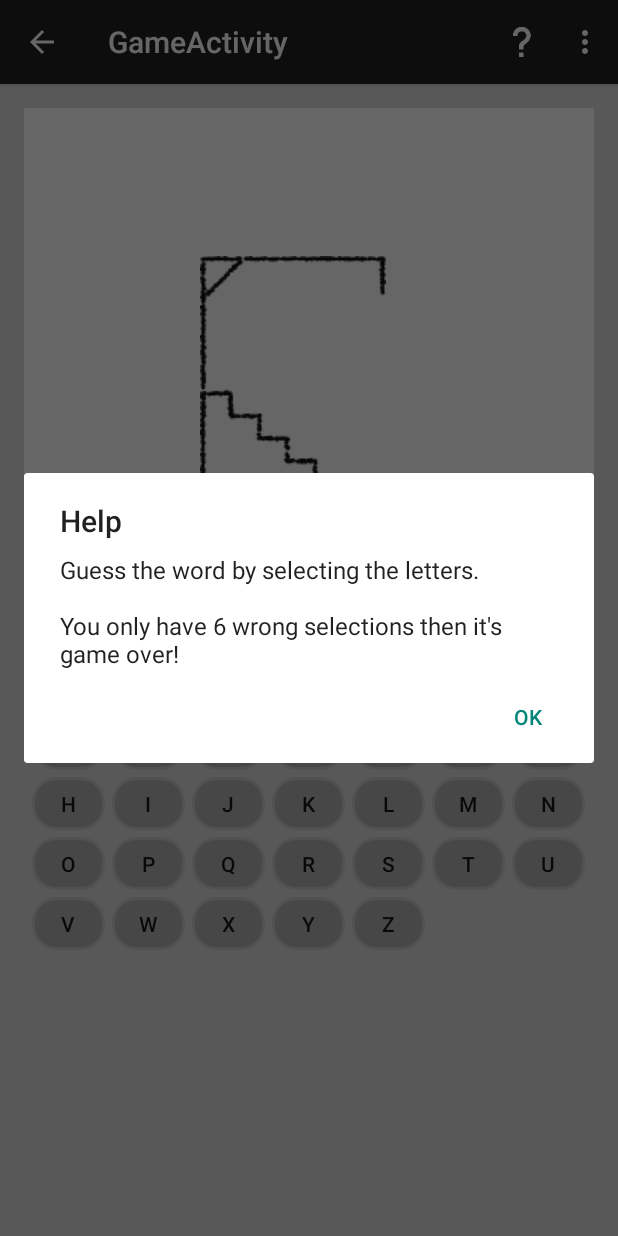
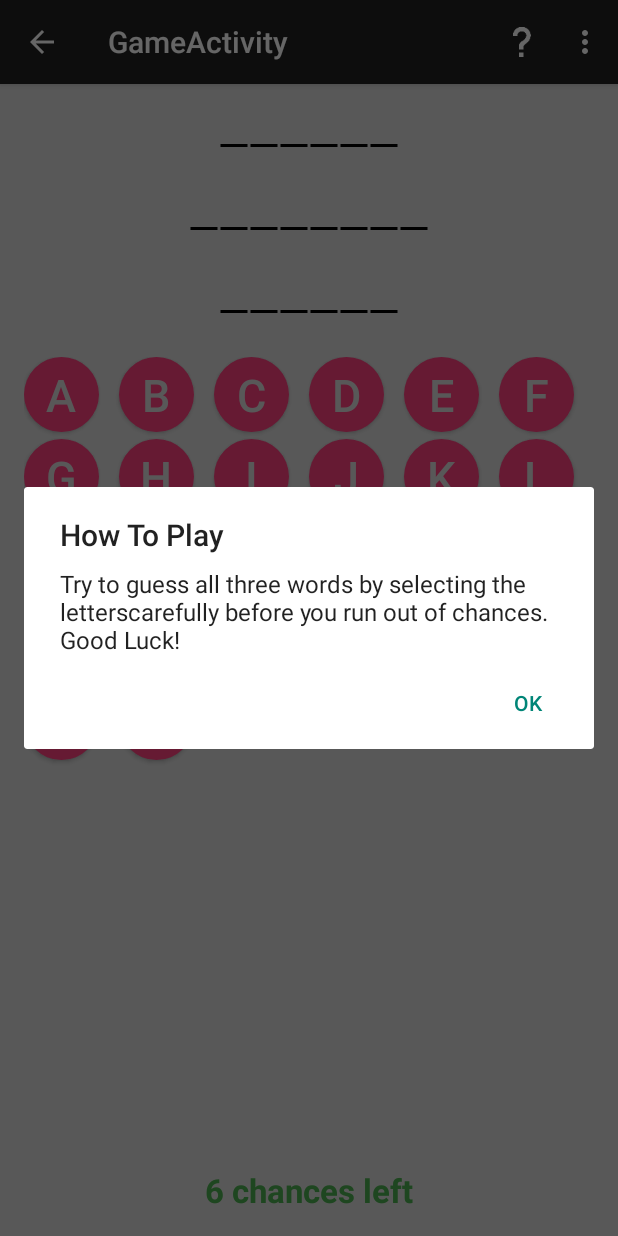
Before and after one commit to blockheaddd/3_More_Words, an Android app: the GameActivity screen opened directly, with no data from a screen before it, after a tap on "Need Help?", on a phone screen of 412 x 824 dp. Run offline under Robolectric (Android 15) with nearby library versions, the phone set to English and light mode, and no system bars.

Commit message:
Added logic and UI for 3 words

```diff
--- a/app/src/main/java/com/blockhead/gussilva/threemorewords/GameActivity.java
+++ b/app/src/main/java/com/blockhead/gussilva/threemorewords/GameActivity.java
@@ -33,7 +33,6 @@ import android.view.MenuItem;
 import android.view.View;
 import android.view.ViewGroup;
 import android.widget.GridView;
-import android.widget.ImageView;
 import android.widget.LinearLayout;
 import android.widget.TextView;
 
@@ -45,20 +44,19 @@ public class GameActivity extends ActionBarActivity {
     private String[] words;
     private String mCategory, mDifficulty;
     private Random rand;
-    private String currWord;
-    private LinearLayout wordLayout;
-    private TextView[] charViews;
+    private String currWord1, currWord2, currWord3;
+    private LinearLayout wordLayout1, wordLayout2, wordLayout3;
+    private TextView[] answerViews1, answerViews2, answerViews3;
+    private TextView chancesLeftView;
     private GridView letters;
     private LetterAdapter ltrAdapt;
     private AlertDialog helpAlert;
     private ActionBar mActionBar;
 
-    //body part images
-    private ImageView[] bodyParts;
-    //number of body parts
-    private int numParts=6;
-    //current part - will increment when wrong answers are chosen
-    private int currPart;
+    //number of chances
+    private int numChances =6;
+    //current wrong - will increment when wrong answers are chosen
+    private int currWrong;
     //number of characters in current word
     private int numChars;
     //number correctly guessed
@@ -75,18 +73,18 @@ public class GameActivity extends ActionBarActivity {
         words = res.getStringArray(R.array.technologyeasy);
 
         rand = new Random();
-        currWord = "";
 
-        wordLayout = (LinearLayout)findViewById(R.id.word);
+        currWord1 = "";
+        currWord2 = "";
+        currWord3 = "";
+
+        chancesLeftView = (TextView)findViewById(R.id.chancesText);
+        wordLayout1 = (LinearLayout)findViewById(R.id.word1);
+        wordLayout2 = (LinearLayout)findViewById(R.id.word2);
+        wordLayout3 = (LinearLayout)findViewById(R.id.word3);
+
         letters = (GridView)findViewById(R.id.letters);
 
-        bodyParts = new ImageView[numParts];
-        bodyParts[0] = (ImageView)findViewById(R.id.head);
-        bodyParts[1] = (ImageView)findViewById(R.id.body);
-        bodyParts[2] = (ImageView)findViewById(R.id.arm1);
-        bodyParts[3] = (ImageView)findViewById(R.id.arm2);
-        bodyParts[4] = (ImageView)findViewById(R.id.leg1);
-        bodyParts[5] = (ImageView)findViewById(R.id.leg2);
 
         mActionBar = getActionBar();
         if(mActionBar != null)
@@ -98,38 +96,50 @@ public class GameActivity extends ActionBarActivity {
     private void playGame() {
 
         //play a new game
-        String newWord = words[rand.nextInt(words.length)];
-        while(newWord.equals(currWord)) newWord = words[rand.nextInt(words.length)];
-        currWord = newWord;
-        charViews = new TextView[currWord.length()];
-        wordLayout.removeAllViews();
-        wordLayout.removeAllViews();
+        currWord1 = getNewWord();
+        currWord2 = getNewWord();
+        currWord3 = getNewWord();
 
-        //Set TextViews text to letter of the answer
-        for (int c = 0; c < currWord.length(); c++) {
-            charViews[c] = new TextView(this);
-            charViews[c].setText(""+currWord.charAt(c));
+        answerViews1 = new TextView[currWord1.length()];
+        answerViews2 = new TextView[currWord2.length()];
+        answerViews3 = new TextView[currWord3.length()];
 
-            //Set TextView Properties
-            charViews[c].setLayoutParams(new ViewGroup.LayoutParams(ViewGroup.LayoutParams.WRAP_CONTENT, ViewGroup.LayoutParams.WRAP_CONTENT));
-            charViews[c].setGravity(Gravity.CENTER);
-            charViews[c].setTextColor(Color.TRANSPARENT); //So that user does not see that answer
-            charViews[c].setBackgroundResource(R.drawable.letter_bg);
-            //add to layout
-            wordLayout.addView(charViews[c]);
-        }
+        wordLayout1.removeAllViews();
+        wordLayout2.removeAllViews();
+        wordLayout3.removeAllViews();
+
+        createAnswerView(currWord1, answerViews1, wordLayout1);
+        createAnswerView(currWord2, answerViews2, wordLayout2);
+        createAnswerView(currWord3, answerViews3, wordLayout3);
+
 
         ltrAdapt=new LetterAdapter(this);
         letters.setAdapter(ltrAdapt);
 
-        currPart=0;
-        numChars=currWord.length();
+        currWrong =0;
+        numChars= currWord1.length() + currWord2.length() + currWord3.length();
         numCorr=0;
 
-        //Set body parts to invisible
-        for(int p = 0; p < numParts; p++) {
-            bodyParts[p].setVisibility(View.INVISIBLE);
+    }
+
+    public void createAnswerView(String currWord, TextView[] currAnswerView, LinearLayout currWordLayout)
+    {
+        //Set TextViews text to letter of the answer for Word 1
+        for (int c = 0; c < currWord.length(); c++) {
+            currAnswerView[c] = new TextView(this);
+            currAnswerView[c].setText(""+ currWord.charAt(c));
+
+            //Set TextView Properties
+            currAnswerView[c].setLayoutParams(new ViewGroup.LayoutParams(ViewGroup.LayoutParams.WRAP_CONTENT, ViewGroup.LayoutParams.WRAP_CONTENT));
+            currAnswerView[c].setGravity(Gravity.CENTER);
+            currAnswerView[c].setTextColor(Color.TRANSPARENT); //So that user does not see that answer
+            currAnswerView[c].setBackgroundResource(R.drawable.letter_bg);
+            //add to layout
+            currWordLayout.addView(currAnswerView[c]);
         }
+        chancesLeftView.setTextColor(getResources().getColor(R.color.chances_good));
+        chancesLeftView.setText(numChances + " chances left");
+
     }
 
     public void letterPressed(View view) {
@@ -141,13 +151,32 @@ public class GameActivity extends ActionBarActivity {
 
         //Check if it is a correct guess
         boolean correct = false;
-        for(int k = 0; k < currWord.length(); k++) {
-            if(currWord.charAt(k)==letterChar){
+
+        //Check Word 1
+        for(int k = 0; k < currWord1.length(); k++) {
+            if(currWord1.charAt(k)==letterChar){
                 correct = true;
                 numCorr++;
-                charViews[k].setTextColor(Color.BLACK);
+                answerViews1[k].setTextColor(Color.BLACK);
             }
         }
+        //Check Word 2
+        for(int k = 0; k < currWord2.length(); k++) {
+            if(currWord2.charAt(k)==letterChar){
+                correct = true;
+                numCorr++;
+                answerViews2[k].setTextColor(Color.BLACK);
+            }
+        }
+        //Check Word 3
+        for(int k = 0; k < currWord3.length(); k++) {
+            if(currWord3.charAt(k)==letterChar){
+                correct = true;
+                numCorr++;
+                answerViews3[k].setTextColor(Color.BLACK);
+            }
+        }
+
 
         //Check if user has won, lost, or can continue playing
         if (correct) {
@@ -158,8 +187,9 @@ public class GameActivity extends ActionBarActivity {
 
                 // Display Alert Dialog
                 AlertDialog.Builder winBuild = new AlertDialog.Builder(this);
-                winBuild.setTitle("YAY");
-                winBuild.setMessage("You win!\n\nThe answer was:\n\n"+currWord);
+                winBuild.setTitle("Success");
+                winBuild.setMessage("You win!\n\nThe answers were:\n"+ currWord1
+                        + "\n" + currWord2 + "\n" + currWord3);
                 winBuild.setPositiveButton("Play Again",
                         new DialogInterface.OnClickListener() {
                             public void onClick(DialogInterface dialog, int id) {
@@ -174,18 +204,30 @@ public class GameActivity extends ActionBarActivity {
 
                 winBuild.show();
             }
-        } else if (currPart < numParts) {
-        //some guesses left
-        bodyParts[currPart].setVisibility(View.VISIBLE);
-        currPart++;
-        } else{
-            //user has lost
+        } else if (currWrong < numChances) { //User still has chances
+            currWrong++;
+            view.setBackgroundResource(R.drawable.letter_wrong);
+            if((numChances - currWrong) > 1)
+                chancesLeftView.setText((numChances - currWrong) + " chances left");
+            else if((numChances - currWrong) == 1)
+                chancesLeftView.setText("1 chance left");
+            else
+                chancesLeftView.setText("Last Chance!");
+
+            if(currWrong == 3){
+                chancesLeftView.setTextColor(getResources().getColor(R.color.chances_medium));
+            }
+            else if(currWrong == 5){
+                chancesLeftView.setTextColor(getResources().getColor(R.color.chances_bad));
+            }
+        } else{ //User has lost
             disableBtns();
 
             // Display Alert Dialog
             AlertDialog.Builder loseBuild = new AlertDialog.Builder(this);
             loseBuild.setTitle("OOPS");
-            loseBuild.setMessage("You lose!\n\nThe answer was:\n\n"+currWord);
+            loseBuild.setMessage("You lose!\n\nThe answers were:\n"
+                    + currWord1 + "\n" + currWord2 + "\n" + currWord3);
             loseBuild.setPositiveButton("Play Again",
                     new DialogInterface.OnClickListener() {
                         public void onClick(DialogInterface dialog, int id) {
@@ -213,9 +255,9 @@ public class GameActivity extends ActionBarActivity {
     public void showHelp() {
         AlertDialog.Builder helpBuild = new AlertDialog.Builder(this);
 
-        helpBuild.setTitle("Help");
-        helpBuild.setMessage("Guess the word by selecting the letters.\n\n"
-                + "You only have 6 wrong selections then it's game over!");
+        helpBuild.setTitle("How To Play");
+        helpBuild.setMessage("Try to guess all three words by selecting the letters" +
+                "carefully before you run out of chances.\nGood Luck!");
         helpBuild.setPositiveButton("OK",
                 new DialogInterface.OnClickListener() {
                     public void onClick(DialogInterface dialog, int id) {
@@ -224,6 +266,13 @@ public class GameActivity extends ActionBarActivity {
         helpAlert = helpBuild.create();
 
         helpBuild.show();
+    }
+
+    private String getNewWord()
+    {
+        String newWord = words[rand.nextInt(words.length)];
+        while(newWord.equals(currWord1)) newWord = words[rand.nextInt(words.length)];
+        return newWord;
     }
 
     @Override
--- a/app/src/main/res/drawable/letter_bg.xml
+++ b/app/src/main/res/drawable/letter_bg.xml
@@ -3,9 +3,9 @@
 
 	<stroke
 		android:width="2dp"
-		android:color="#FF333333" />
+		android:color="@color/underscores" />
 
-	<solid android:color="#00000000" />
+	<solid android:color="@color/transparent" />
 
 	<padding android:bottom="20dp" />
 
--- a/app/src/main/res/drawable/letter_down.xml
+++ b/app/src/main/res/drawable/letter_down.xml
@@ -1,13 +1,11 @@
 <shape xmlns:android="http://schemas.android.com/apk/res/android"
-	android:padding="5dp"
-	android:shape="rectangle" >
+    android:padding="5dp"
+    android:shape="oval" >
 
-	<solid android:color="@color/background" />
+    <solid android:color="@color/black_semitransparent" />
 
-	<corners
-		android:bottomLeftRadius="15dp"
-		android:bottomRightRadius="15dp"
-		android:topLeftRadius="15dp"
-		android:topRightRadius="15dp" />
+    <size android:height="10dp"
+        android:width="10dp" />
+
 
 </shape>
--- a/app/src/main/res/drawable/letter_up.xml
+++ b/app/src/main/res/drawable/letter_up.xml
@@ -1,17 +1,11 @@
 <shape xmlns:android="http://schemas.android.com/apk/res/android"
 	android:padding="5dp"
-	android:shape="rectangle" >
+	android:shape="oval" >
 
-	<solid android:color="@color/button_bg" />
+	<solid android:color="@color/bank_letter_bg" />
 
-	<corners
-		android:bottomLeftRadius="15dp"
-		android:bottomRightRadius="15dp"
-		android:topLeftRadius="15dp"
-		android:topRightRadius="15dp" />
+	<size android:height="10dp"
+          android:width="10dp" />
 
-	<stroke
-		android:width="2dp"
-		android:color="#FFCCCCCC" />
 
 </shape>
--- /dev/null
+++ b/app/src/main/res/drawable/letter_wrong.xml
@@ -0,0 +1,33 @@
+<?xml version="1.0" encoding="utf-8"?>
+<layer-list
+    xmlns:android="http://schemas.android.com/apk/res/android" >
+    <item>
+        <shape android:shape="oval" >
+            <solid android:color="@color/black_semitransparent" />
+        </shape>
+    </item>
+    <item>
+        <rotate xmlns:android="http://schemas.android.com/apk/res/android"
+            android:fromDegrees="135"
+            android:toDegrees="135">
+            <shape
+                android:shape="line">
+                <stroke
+                    android:width="5dp"
+                    android:color="@color/incorrect_bg"/>
+            </shape>
+        </rotate>
+    </item>
+    <item>
+        <rotate xmlns:android="http://schemas.android.com/apk/res/android"
+            android:fromDegrees="45"
+            android:toDegrees="45">
+            <shape
+                android:shape="line">
+                <stroke
+                    android:width="5dp"
+                    android:color="@color/incorrect_bg"/>
+            </shape>
+        </rotate>
+    </item>
+</layer-list>
--- a/app/src/main/res/layout/activity_game.xml
+++ b/app/src/main/res/layout/activity_game.xml
@@ -6,87 +6,31 @@
     android:paddingBottom="@dimen/activity_vertical_margin"
     android:paddingLeft="@dimen/activity_horizontal_margin"
     android:paddingRight="@dimen/activity_horizontal_margin"
-    android:paddingTop="@dimen/activity_vertical_margin" >
-
-    <RelativeLayout
-        android:layout_width="fill_parent"
-        android:layout_height="fill_parent"
-        android:background="#FFFFFFFF"
-        android:gravity="center"
-        android:paddingTop="15dp"
-        android:layout_weight="1">
-
-        <ImageView
-            android:layout_width="wrap_content"
-            android:layout_height="wrap_content"
-            android:contentDescription="@string/gallows"
-            android:paddingLeft="0dp"
-            android:paddingTop="0dp"
-            android:src="@drawable/android_hangman_gallows" />
-        <ImageView
-            android:id="@+id/head"
-            android:layout_width="wrap_content"
-            android:layout_height="wrap_content"
-            android:contentDescription="@string/head"
-            android:paddingLeft="108dp"
-            android:paddingTop="23dp"
-            android:src="@drawable/android_hangman_head" />
-
-        <ImageView
-            android:id="@+id/body"
-            android:layout_width="wrap_content"
-            android:layout_height="wrap_content"
-            android:contentDescription="@string/body"
-            android:paddingLeft="120dp"
-            android:paddingTop="53dp"
-            android:src="@drawable/android_hangman_body" />
-        <ImageView
-            android:id="@+id/arm1"
-            android:layout_width="wrap_content"
-            android:layout_height="wrap_content"
-            android:contentDescription="@string/arm"
-            android:paddingLeft="100dp"
-            android:paddingTop="60dp"
-            android:src="@drawable/android_hangman_arm1" />
-
-        <ImageView
-            android:id="@+id/arm2"
-            android:layout_width="wrap_content"
-            android:layout_height="wrap_content"
-            android:contentDescription="@string/arm"
-            android:paddingLeft="120dp"
-            android:paddingTop="60dp"
-            android:src="@drawable/android_hangman_arm2" />
-
-        <ImageView
-            android:id="@+id/leg1"
-            android:layout_width="wrap_content"
-            android:layout_height="wrap_content"
-            android:contentDescription="@string/leg"
-            android:paddingLeft="101dp"
-            android:paddingTop="90dp"
-            android:src="@drawable/android_hangman_leg1" />
-
-        <ImageView
-            android:id="@+id/leg2"
-            android:layout_width="wrap_content"
-            android:layout_height="wrap_content"
-            android:contentDescription="@string/leg"
-            android:paddingLeft="121dp"
-            android:paddingTop="90dp"
-            android:src="@drawable/android_hangman_leg2" />
-
-    </RelativeLayout>
+    android:paddingTop="@dimen/activity_vertical_margin">
 
     <LinearLayout
-        android:id="@+id/word"
+        android:id="@+id/word1"
         android:layout_width="fill_parent"
-        android:layout_height="wrap_content"
+        android:layout_height="50dp"
         android:layout_marginBottom="5dp"
-        android:background="#FFFFFFFF"
         android:gravity="center"
-        android:orientation="horizontal"
-        android:padding="10dp" >
+        android:orientation="horizontal">
+    </LinearLayout>
+    <LinearLayout
+        android:id="@+id/word2"
+        android:layout_width="fill_parent"
+        android:layout_height="50dp"
+        android:layout_marginBottom="5dp"
+        android:gravity="center"
+        android:orientation="horizontal">
+    </LinearLayout>
+    <LinearLayout
+        android:id="@+id/word3"
+        android:layout_width="fill_parent"
+        android:layout_height="50dp"
+        android:layout_marginBottom="5dp"
+        android:gravity="center"
+        android:orientation="horizontal">
     </LinearLayout>
 
     <GridView
@@ -95,11 +39,18 @@
         android:layout_height="fill_parent"
         android:layout_gravity="center"
         android:layout_marginBottom="5dp"
-        android:horizontalSpacing="5dp"
-        android:numColumns="7"
-        android:padding="5dp"
+        android:numColumns="6"
         android:stretchMode="columnWidth"
-        android:verticalSpacing="5dp"
-        android:layout_weight="1" />
+        android:layout_weight="1"
+        android:verticalSpacing="5dp" />
+
+    <TextView
+        android:layout_width="wrap_content"
+        android:layout_height="wrap_content"
+        android:textAppearance="?android:attr/textAppearanceLarge"
+        android:id="@+id/chancesText"
+        android:layout_gravity="center"
+        android:textStyle="bold"
+        android:textColor="@color/chances_good" />
 
 </LinearLayout>
--- a/app/src/main/res/layout/activity_startscreen.xml
+++ b/app/src/main/res/layout/activity_startscreen.xml
@@ -45,7 +45,8 @@
             android:id="@+id/textMore"
             android:textSize="30sp"
             android:layout_centerHorizontal="true"
-            android:layout_below="@+id/imgBigThree" />
+            android:layout_below="@+id/imgBigThree"
+            android:textStyle="bold" />
     </RelativeLayout>
 
 </RelativeLayout>
--- a/app/src/main/res/layout/letter.xml
+++ b/app/src/main/res/layout/letter.xml
@@ -1,5 +1,9 @@
 <Button xmlns:android="http://schemas.android.com/apk/res/android"
-    android:layout_width="wrap_content"
-    android:layout_height="35dp"
+    android:layout_width="50dp"
+    android:layout_height="50dp"
     android:background="@drawable/letter_up"
-    android:onClick="letterPressed" />
+    android:onClick="letterPressed"
+    android:textColor="@color/bank_letters"
+    android:textSize="30sp"
+    android:textAlignment="gravity"
+    android:gravity="center|center_vertical|center_horizontal" />
--- a/app/src/main/res/values/colors.xml
+++ b/app/src/main/res/values/colors.xml
@@ -6,8 +6,19 @@
     <color name="accent_color">#ff4081</color>
 
     <color name="background">#dedede</color>
+    <color name="bank_letters">#dedede</color>
+    <color name="bank_letter_bg">@color/accent_color</color>
     <color name="black">#ff000000</color>
+    <color name="black_semitransparent">#22000000</color>
     <color name="button_bg">#33000000</color>
     <color name="button_start_bg">#03A9F4</color>
+    <color name="transparent">#00000000</color>
+    <color name= "underscores">@color/black</color>
     <color name= "white">#ffffff</color>
+    <color name="incorrect_bg">#F44336</color>
+
+    <color name= "chances_good">#4CAF50</color>
+    <color name= "chances_medium">#FFC107</color>
+    <color name= "chances_bad">#F44336</color>
+
 </resources>
```
Also changed, not shown: app/src/main/res/drawable/startscreen_bg.png.
